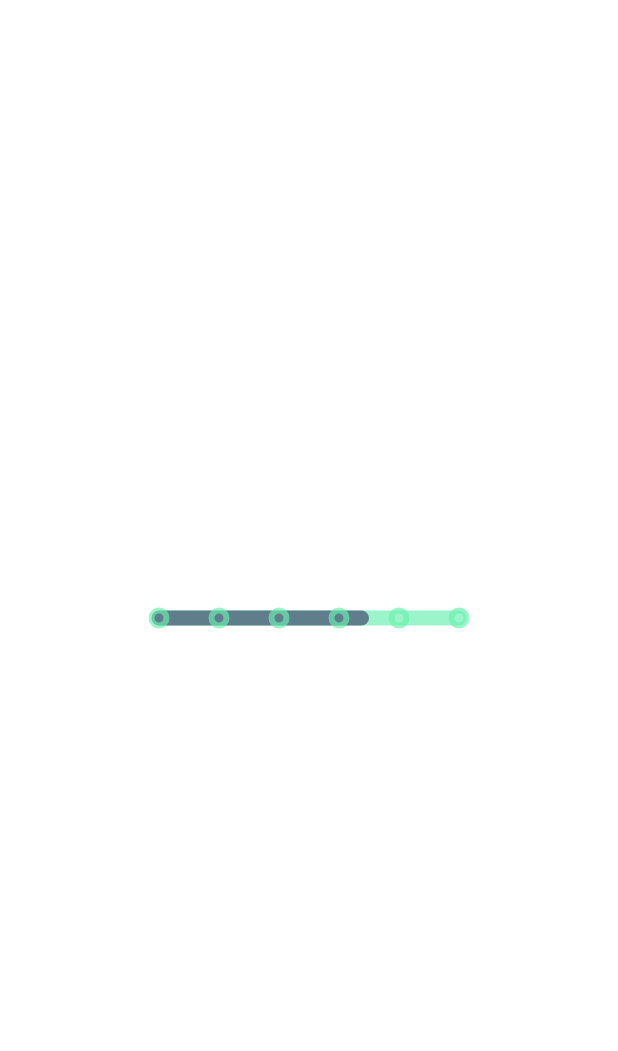
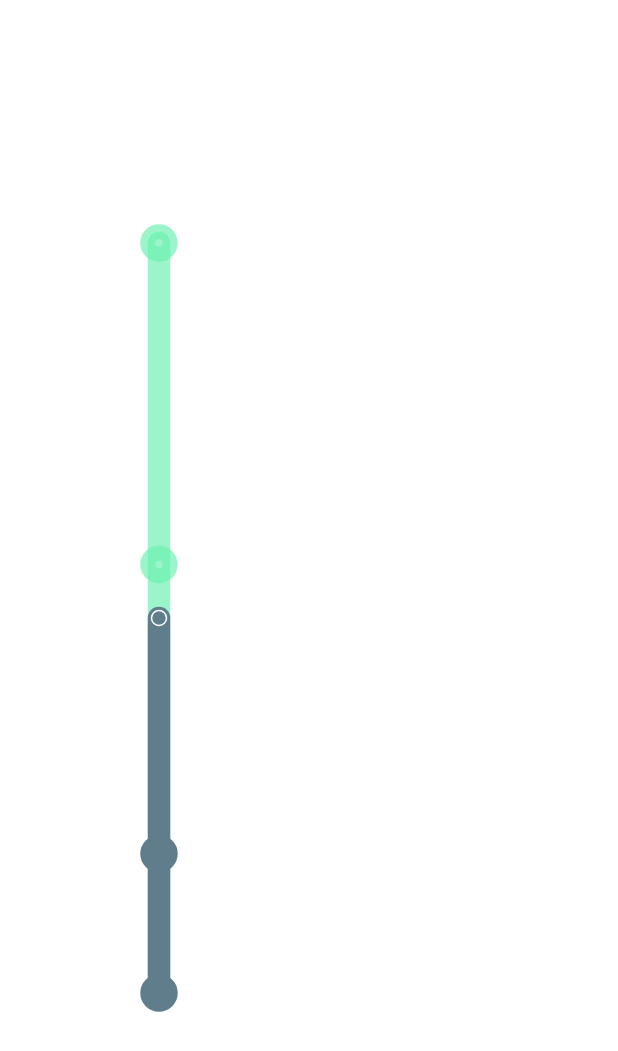
Before and after one commit to stellamaschio/eaty_tourist, a Flutter app: the Home screen opened directly, on a phone screen of 412 x 824 dp. Shown: the top 1051 px of the screen. Run offline on Flutter 3.47's test engine with Material 2 defaults, Android fonts, the phone set to English and light mode, and no system bars; our stand-ins replace dio, google_fonts, jwt_decoder, material_design_icons_flutter, shared_preferences; accounts and stored records are empty; network calls fail; project files that could hold a hidden picture were left out.

Commit message:
vertical foodbar with working circles

```diff
--- /dev/null
+++ b/lib/models/foods.dart
@@ -0,0 +1,15 @@
+class Foods {
+
+  //Costruttore
+  const Foods(
+      {required this.name,
+      required this.calories,
+      required this.index,}
+      );
+
+  //Variabili della classe
+  final String name;
+  final double calories;
+  final int index;
+
+}
--- a/lib/pages/home.dart
+++ b/lib/pages/home.dart
@@ -3,9 +3,7 @@ import 'package:material_design_icons_flutter/material_design_icons_flutter.dart
 import 'package:eaty_tourist/widgets/foodbar.dart';
 
 //Valore per provare il progresso della barra (max 200)
-const double calories = 135;
-//Numero di cibi che vogliamo mettere nella barra
-const int nfoods = 6;
+const double calories = 350;
 
 class Home extends StatelessWidget {
   static const route = '/home/';
@@ -15,20 +13,20 @@ class Home extends StatelessWidget {
 
   @override
   Widget build(BuildContext context) {
-    return const Scaffold(
+    return Scaffold(
         backgroundColor: Colors.white,
         body:  Align(
               alignment: Alignment.center,
               child: SizedBox(
                 width: 200,
-                height: 150,
+                height: 500,
                 child: CustomPaint(
-                  painter: foodbar(
+                  painter: Foodbar(
                     backColor:  Color(0xA969F0AF),
                     frontColor:  Color(0xFF607D8B),
-                    strokeWidth: 10,
+                    lastColor: Colors.white,
+                    strokeWidth: 15,
                     value: calories,
-                    nfoods: nfoods,
                   ),
                 ),
               ),
--- a/lib/widgets/foodbar.dart
+++ b/lib/widgets/foodbar.dart
@@ -1,21 +1,36 @@
+import 'package:eaty_tourist/models/foods.dart';
 import 'package:flutter/material.dart';
 // ignore: depend_on_referenced_packages
 import 'package:vector_math/vector_math.dart';
 
-class foodbar extends CustomPainter {
+class Foodbar extends CustomPainter {
 
   //Costruttore della classe
-  const foodbar(
+  Foodbar(
       {required this.backColor,
       required this.frontColor,
+      required this.lastColor,
       required this.strokeWidth,
       required this.value,
-      required this.nfoods});
+      });
 
   //Variabili della classe
-  final Color backColor, frontColor;
+  final Color backColor, frontColor, lastColor;
   final double strokeWidth, value;
-  final int nfoods;
+
+  //Lista dei Foods
+  final List<Foods> foodList = [
+    const Foods(name: 'crackers', calories: 130, index: 1),
+    const Foods(name: 'pasta', calories: 400, index: 2),
+    const Foods(name: 'pizza', calories: 700, index: 3),
+  ];
+
+  //Numero di cibi
+  late int nfoods = foodList.length;
+
+  final uncompletedPaint = Paint();
+  final completedPaint = Paint();
+  final lastPaint = Paint();
 
   @override
   void paint(Canvas canvas, Size size) {
@@ -24,27 +39,45 @@ class foodbar extends CustomPainter {
     //Valori dipartenza e fine delle linee
     //NOTA: Widget all'interno di una sized box centrata e larga 200
     const double start = 0;
-    const double end = 200;
+    double end = 500;
+    double scale = foodList.last.calories/end;
 
-    final uncompletedPaint = Paint()
+    uncompletedPaint
       ..strokeWidth = strokeWidth
       ..color = backColor
       ..style = PaintingStyle.stroke
       ..strokeCap = StrokeCap.round;
-    final completedPaint = Paint()
+    completedPaint
       ..strokeWidth = strokeWidth
       ..color = frontColor
+      ..style = PaintingStyle.stroke
+      ..strokeCap = StrokeCap.round;
+    lastPaint
+      ..strokeWidth = 10
+      ..color = lastColor
       ..style = PaintingStyle.stroke
       ..strokeCap = StrokeCap.round;
     final r = Rect.fromCenter(center: Offset(w / 2, h / 2), width: w, height: h);
 
     //Linee della barra non completata e completata
-    canvas.drawLine(Offset(start, h / 2), Offset(end, h / 2), uncompletedPaint); //Gli argomenti sono coordinate partenza, fine, e paint
-    canvas.drawLine(Offset(start, h / 2), Offset(start + value, h / 2), completedPaint);
+    canvas.drawLine(Offset(start, start), Offset(start, end), uncompletedPaint); //Gli argomenti sono coordinate partenza, fine, e paint
+    canvas.drawLine(Offset(start, end), Offset(start, end - value/scale), completedPaint);
 
     //Ciclo for per disegnare i pallini della barra
+    canvas.drawCircle(Offset(start, end), 5, _selectPaint(value, 0));
     for (int i = 0; i < nfoods; i++) {
-      canvas.drawCircle(Offset(start + (i*(end-start))/(nfoods-1), h / 2), 2, uncompletedPaint);
+      canvas.drawCircle(Offset(start, end - foodList[i].calories/scale), 5, _selectPaint(value, i));
+    }
+    canvas.drawCircle(Offset(start, end - value/scale), 0.5, lastPaint);
+  }
+
+  Paint _selectPaint(double value, int foodIndex) {
+
+    if(value >= foodList[foodIndex].calories) {
+      return completedPaint;
+    }
+    else {
+      return uncompletedPaint;
     }
   }
 
```
